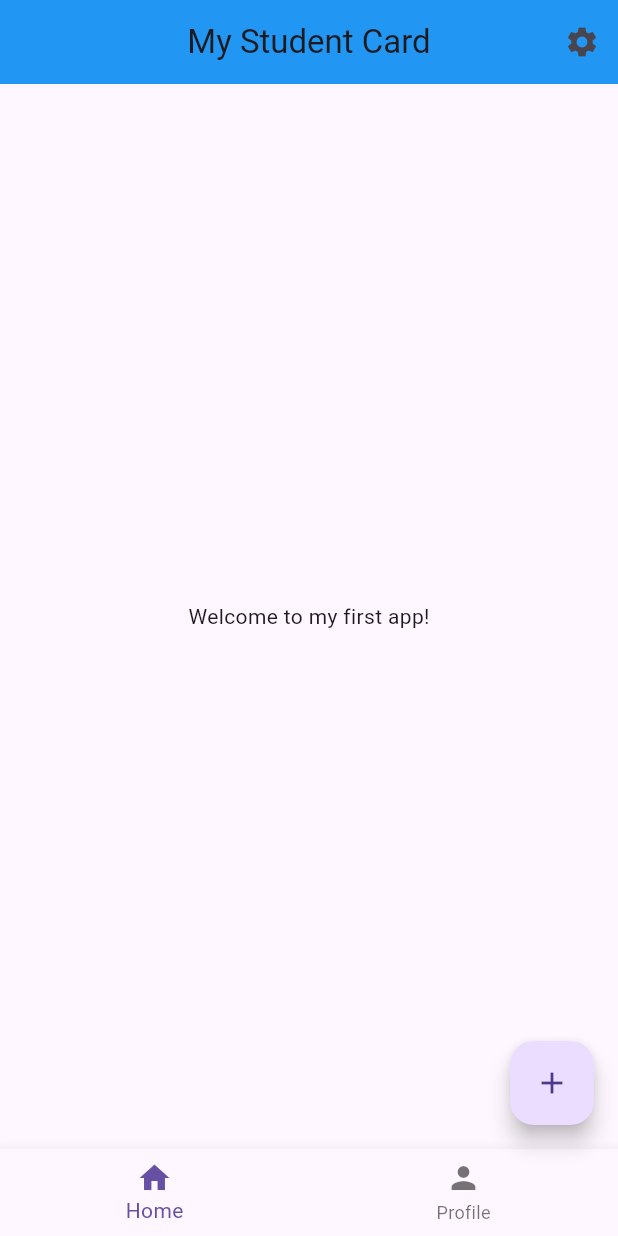
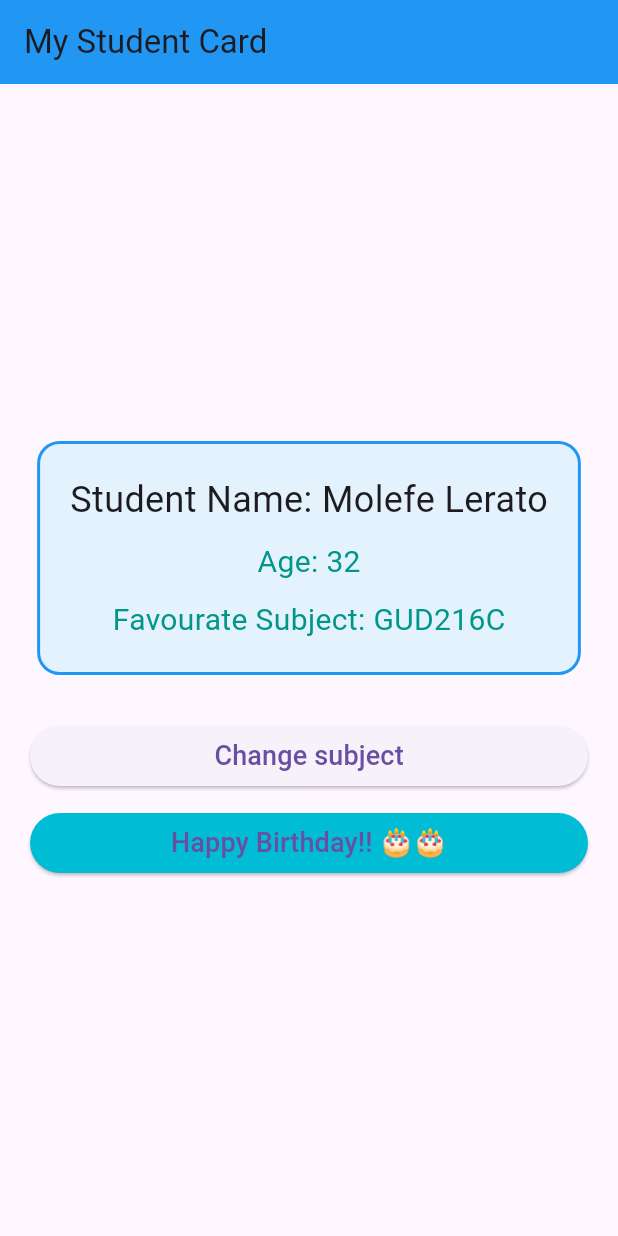
Before and after one commit to Leratogladys/StudentInfoCard, a Flutter app: the screen it shows after launch, on a phone screen of 412 x 824 dp. Run offline on Flutter 3.47's test engine with Material 3 defaults, Android fonts, the phone set to English and light mode, and no system bars.

Commit message:
Updated main.dart

```diff
--- a/lib/main.dart
+++ b/lib/main.dart
@@ -25,87 +25,102 @@ class MyHomePage extends StatefulWidget {
 }
 
 class _MyHomePageState extends State<MyHomePage> {
+  String studentName = "Molefe Lerato";
+  String favourateSubject = "GUD216C";
+  int subjectIndex = 0;
+  int studentAge = 32;
+  List<String> subjects = ["TPG315C", "SOD216C", "ITS316", "SOE316C"];
+
+  void increaseAge() {
+    setState(() {
+      studentAge++;
+    });
+  }
+
   @override
   Widget build(BuildContext context) {
     return Scaffold(
       appBar: AppBar(
         title: const Text("My Student Card"),
         backgroundColor: Colors.blue,
-        centerTitle: true,
-        actions: [
-          IconButton(
-            icon: const Icon(Icons.settings),
-            onPressed: () {
-              // ignore: avoid_print
-              print("Settings pressed");
-            },
+      ),
+      body: Center(
+        child: SingleChildScrollView(
+          child: Padding(
+            padding: const EdgeInsets.all(20.0),
+            child: Column(
+              mainAxisAlignment: MainAxisAlignment.center,
+              children: [
+                Container(
+                  padding: const EdgeInsets.all(20),
+                  decoration: BoxDecoration(
+                    color: Colors.blue[50],
+                    borderRadius: BorderRadius.circular(15),
+                    border: Border.all(color: Colors.blue, width: 2),
+                  ),
+                  child: Column(
+                    children: [
+                      Text(
+                        "Student Name: $studentName",
+                        style: const TextStyle(fontSize: 24),
+                      ),
+                      const SizedBox(height: 10),
+                      Text(
+                        "Age: $studentAge",
+                        style: const TextStyle(
+                          fontSize: 20,
+                          color: Colors.teal,
+                        ),
+                      ),
+                      const SizedBox(height: 10),
+                      Text(
+                        "Favourate Subject: $favourateSubject",
+                        style: const TextStyle(
+                          fontSize: 20,
+                          color: Colors.teal,
+                        ),
                       ),
                     ],
                   ),
-      body: Center(child: Text("Welcome to my first app!")),
-      floatingActionButton: FloatingActionButton(
+                ),
+                const SizedBox(height: 30),
+
+                SizedBox(
+                  width: double.infinity,
+                 child: ElevatedButton(
                     onPressed: () {
-          // ignore: avoid_print
-          print("FAB pressed");
+                      setState(() {
+                        subjectIndex = (subjectIndex + 1) % subjects.length;
+                        favourateSubject = subjects[subjectIndex];
+                      });
                     },
-        child: const Icon(Icons.add),
+
+                    child: const Text(
+                      "Change subject",
+                      style: TextStyle(fontSize: 18),
                     ),
-      bottomNavigationBar: BottomNavigationBar(
-        items: const [
-          BottomNavigationBarItem(icon: Icon(Icons.home), label: "Home"),
+                  ),
+                ),
 
-          BottomNavigationBarItem(icon: Icon(Icons.person), label: "Profile"),
+                const SizedBox(height: 10),
+
+                SizedBox(
+                  width: double.infinity,
+                  child: ElevatedButton(
+                    onPressed: increaseAge,
+                    style: ElevatedButton.styleFrom(
+                      backgroundColor: Colors.cyan,
+                    ),
+                    child: const Text("Happy Birthday!! 🎂🎂",
+                    style: TextStyle(fontSize: 18),
+                    ),
+                  ),
+                )
               ],
+            ),
+          ),
+        ),
       ),
     );
   }
 }
-
-class PrintedPhoto extends StatelessWidget {
-  final String personName;
-  final String dateTaken;
-
-  const PrintedPhoto({
-    super.key,
-    required this.personName,
-    required this.dateTaken,
-  });
-
-  @override
-  Widget build(BuildContext context) {
-    return Column(
-      children: [Text("Person: $personName"), Text("Date: $dateTaken")],
-    );
-  }
-}
-
-class Whiteboard extends StatefulWidget {
-  const Whiteboard({super.key});
-
-  @override
-  State<Whiteboard> createState() => _WhiteboardState();
-}
-
-class _WhiteboardState extends State<Whiteboard> {
-  String message = "Hello";
-  int counter = 0;
-
-  @override
-  Widget build(BuildContext context) {
-    return Column(
-      children: [
-        Text(message),
-        Text("Count: $counter"),
-        ElevatedButton(
-          onPressed: () {
-            setState(() {
-              message = "World";
-              counter++;
-            });
-          },
-          child: const Text("Change"),
-        ),
-      ],
-    );
-  }
-}
```
Lines whose indentation alone changed are shown as unchanged.
